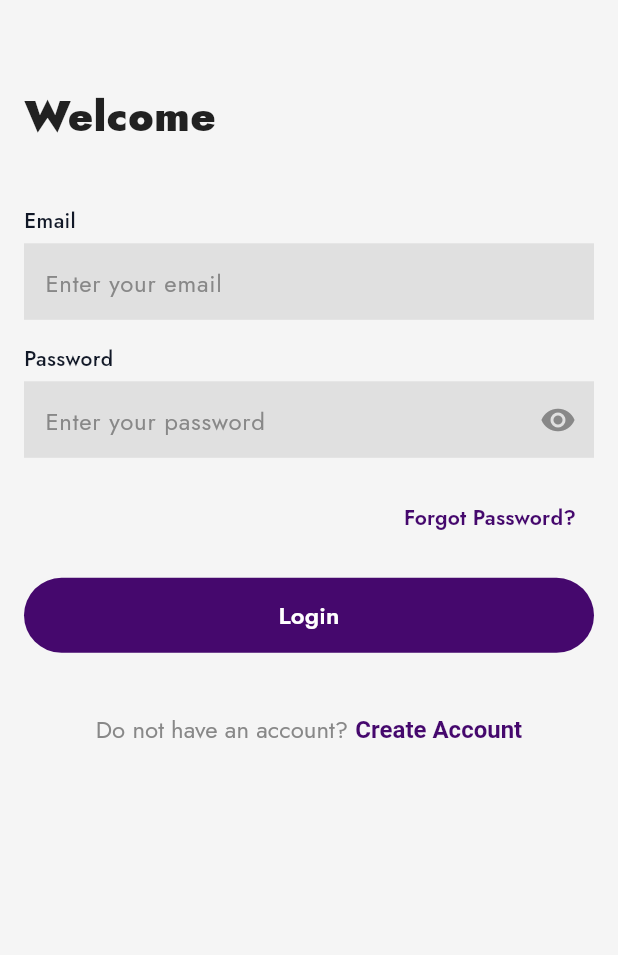
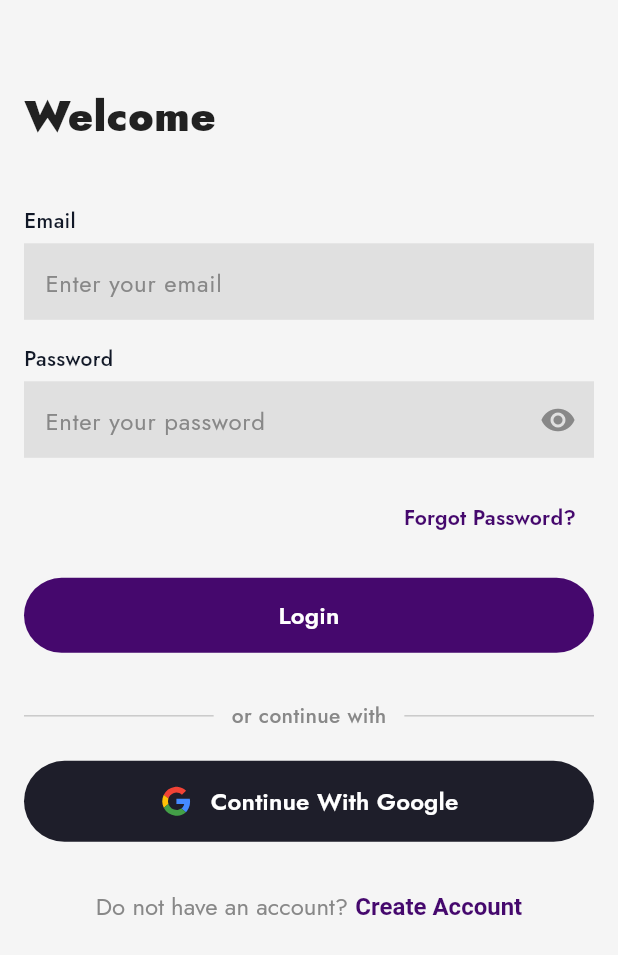
Before and after one commit to appmechanic/Clear_Case, a Flutter app: the screen it shows after launch, on a phone screen of 412 x 824 dp. Shown: the top 955 px of the screen. Run offline on Flutter 3.47's test engine with Material 3 defaults, Android fonts, the phone set to English and light mode, and no system bars; our stand-ins replace cloud_firestore, dotted_border, dropdown_button2, file_picker, firebase_auth, firebase_core and 14 more; accounts and stored records are empty.

Commit message:
completed google sign auth

```diff
--- a/lib/views/auth/login_screen.dart
+++ b/lib/views/auth/login_screen.dart
@@ -7,6 +7,7 @@ import '../../core/utils/helping_functions.dart';
 import '../../provider/auth_provider.dart';
 import '../widgets/custom_primary_button.dart';
 import '../widgets/custom_text_field.dart';
+import '../widgets/social_auth_button.dart';
 import 'auth_controller.dart';
 import 'forget_password_screen.dart';
 
@@ -91,7 +92,9 @@ class _LoginScreenState extends State<LoginScreen> {
                       CustomPrimaryButton(
                         text: 'Login',
                         isLoading: provider.isLoading,
-                        onPressed: () {
+                        onPressed: provider.isGoogleLoading
+                            ? null
+                            : () {
                                 if (authController.isLoginValidate(context: context)) {
                                   provider.loginFunction(
                                     context: context,
@@ -102,7 +105,18 @@ class _LoginScreenState extends State<LoginScreen> {
                               },
                       ),
 
-                      const SizedBox(height: 40),
+                      const SizedBox(height: 32),
+
+                      const OrContinueWithDivider(),
+                      const SizedBox(height: 20),
+                      SocialAuthButton(
+                        isLoading: provider.isGoogleLoading,
+                        onPressed: provider.isLoading
+                            ? null
+                            : () => provider.googleSignInFunction(context: context),
+                      ),
+
+                      const SizedBox(height: 32),
 
                       RichText(
                         text: TextSpan(
--- /dev/null
+++ b/lib/views/widgets/social_auth_button.dart
@@ -0,0 +1,106 @@
+import 'dart:io' show Platform;
+import 'package:flutter/foundation.dart';
+import 'package:flutter/material.dart';
+import 'package:flutter_svg/flutter_svg.dart';
+import '../../core/theme/app_colors.dart';
+
+class SocialAuthButton extends StatelessWidget {
+  final VoidCallback? onPressed;
+  final bool isLoading;
+
+  const SocialAuthButton({
+    super.key,
+    this.onPressed,
+    this.isLoading = false,
+  });
+
+  @override
+  Widget build(BuildContext context) {
+    if (kIsWeb) return const SizedBox.shrink();
+
+    final isIOS = Platform.isIOS;
+    final isAndroid = Platform.isAndroid;
+    if (!isIOS && !isAndroid) return const SizedBox.shrink();
+
+    final assetPath = isIOS ? 'assets/icons/apple.svg' : 'assets/icons/google.svg';
+    final label = isIOS ? 'Continue With Apple' : 'Continue With Google';
+
+    return SizedBox(
+      width: double.infinity,
+      height: 54,
+      child: ElevatedButton(
+        onPressed: isLoading ? null : onPressed,
+        style: ElevatedButton.styleFrom(
+          backgroundColor: const Color(0xff1E1E2A),
+          disabledBackgroundColor: const Color(0xff1E1E2A),
+          foregroundColor: AppColors.whiteColor,
+          shadowColor: Colors.transparent,
+          elevation: 0,
+          shape: RoundedRectangleBorder(
+            borderRadius: BorderRadius.circular(28),
+          ),
+        ),
+        child: isLoading
+            ? const SizedBox(
+                height: 22,
+                width: 22,
+                child: CircularProgressIndicator(
+                  strokeWidth: 2,
+                  valueColor: AlwaysStoppedAnimation<Color>(AppColors.whiteColor),
+                ),
+              )
+            : Row(
+                mainAxisAlignment: MainAxisAlignment.center,
+                children: [
+                  SvgPicture.asset(
+                    assetPath,
+                    height: 22,
+                    width: 22,
+                    colorFilter: isIOS
+                        ? const ColorFilter.mode(AppColors.whiteColor, BlendMode.srcIn)
+                        : null,
+                  ),
+                  const SizedBox(width: 12),
+                  Text(
+                    label,
+                    style: const TextStyle(
+                      color: AppColors.whiteColor,
+                      fontSize: 16,
+                      fontWeight: FontWeight.w600,
+                    ),
+                  ),
+                ],
+              ),
+      ),
+    );
+  }
+}
+
+class OrContinueWithDivider extends StatelessWidget {
+  const OrContinueWithDivider({super.key});
+
+  @override
+  Widget build(BuildContext context) {
+    return Row(
+      children: [
+        Expanded(
+          child: Divider(color: AppColors.greyColor.withValues(alpha: 0.4), thickness: 1),
+        ),
+        Padding(
+          padding: const EdgeInsets.symmetric(horizontal: 12),
+          child: Text(
+            'or continue with',
+            style: TextStyle(
+              color: AppColors.greyColor,
+              fontSize: 14,
+              fontWeight: FontWeight.w500,
+            ),
+          ),
+        ),
+        Expanded(
+          child: Divider(color: AppColors.greyColor.withValues(alpha: 0.4), thickness: 1),
+        ),
+      ],
+    );
+  }
+}
--- a/pubspec.yaml
+++ b/pubspec.yaml
@@ -36,6 +36,7 @@ dependencies:
   url_launcher: ^6.3.2
   icons_launcher: ^3.1.0
   webview_flutter: ^4.13.1
+  google_sign_in: ^6.2.1
 
 dev_dependencies:
   flutter_test:
```
Also changed, not shown: lib/provider/auth_provider.dart (+112 -0 lines), lib/services/auth_service.dart (+30 -0 lines), lib/views/auth/signup_screen.dart (+14 -2 lines), .claude/settings.local.json, assets/icons/apple.svg (added), assets/icons/google.svg (added), pubspec.lock, 1 other file. Lines whose indentation alone changed are shown as unchanged.
